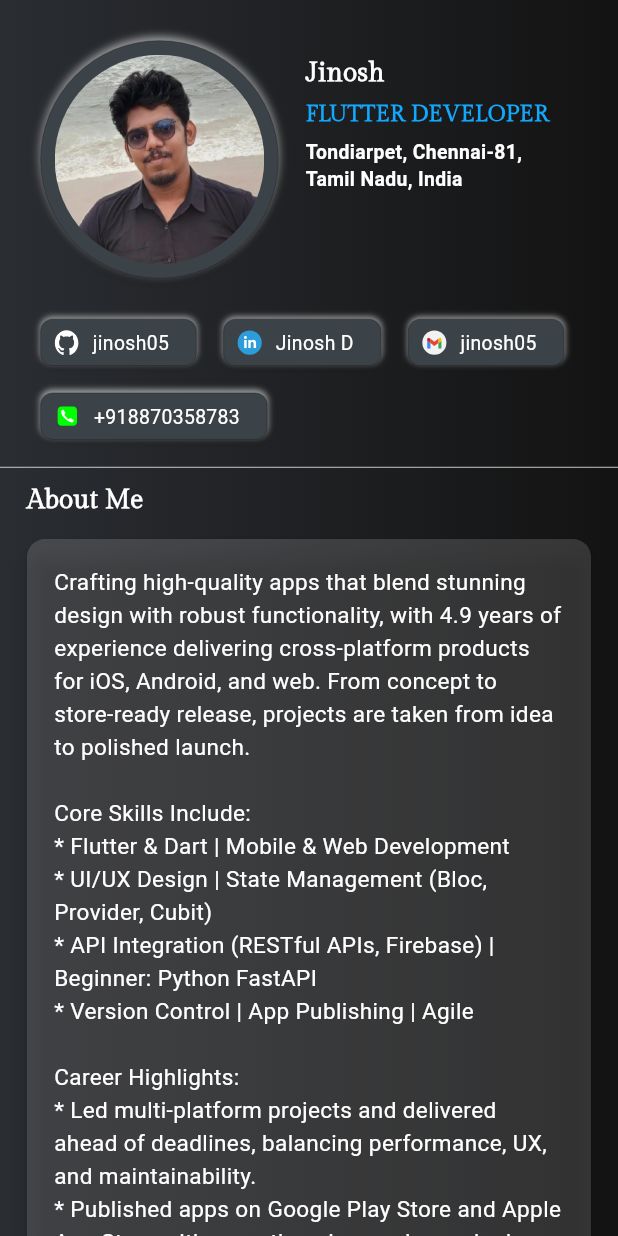
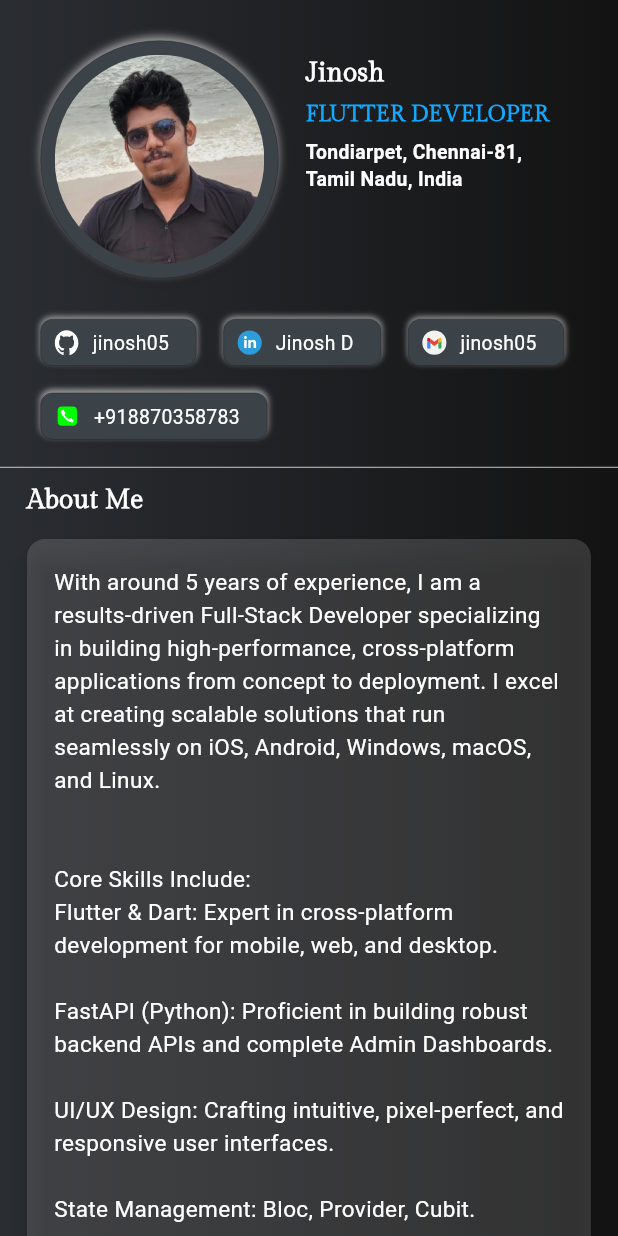
Before and after one commit to jinosh05/Neumorphic-CV, a Flutter app: the screen it shows after launch, on a phone screen of 412 x 824 dp. Run offline on Flutter 3.47's test engine with Material 3 defaults, Android fonts, the phone set to English and light mode, and no system bars; drawn by our look-alikes of flutter_neumorphic; our stand-ins replace flutter_svg, url_strategy.

Commit message:
Env updated and Skolara project added

```diff
--- a/lib/constants/assets.dart
+++ b/lib/constants/assets.dart
@@ -56,6 +56,8 @@ class Assets {
   static const String au = "${_iconBase}au.png";
 
   static const String develup = "${_iconBase}develup.jpeg";
+
+  static const String skolara = "${_iconBase}skolara.png";
 }
 
 
--- a/lib/env.dart
+++ b/lib/env.dart
@@ -37,18 +37,30 @@ Tamil Nadu, India
   static const String gmailId = "jinosh05";
 
   static const String aboutMe = """
-Crafting high-quality apps that blend stunning design with robust functionality, with 4.9 years of experience delivering cross‑platform products for iOS, Android, and web. From concept to store‑ready release, projects are taken from idea to polished launch.
+With around 5 years of experience, I am a results-driven Full-Stack Developer specializing in building high-performance, cross-platform applications from concept to deployment. I excel at creating scalable solutions that run seamlessly on iOS, Android, Windows, macOS, and Linux.
+
 
 Core Skills Include:
-* Flutter & Dart | Mobile & Web Development
-* UI/UX Design | State Management (Bloc, Provider, Cubit)
-* API Integration (RESTful APIs, Firebase) | Beginner: Python FastAPI
-* Version Control | App Publishing | Agile
+Flutter & Dart: Expert in cross-platform development for mobile, web, and desktop.
 
-Career Highlights:
-* Led multi-platform projects and delivered ahead of deadlines, balancing performance, UX, and maintainability.
-* Published apps on Google Play Store and Apple App Store with smooth review cycles and release management.
-* Integrated RESTful APIs, Firebase services, and recently began building backend endpoints with FastAPI to enhance user experiences.
+FastAPI (Python): Proficient in building robust backend APIs and complete Admin Dashboards.
+
+UI/UX Design: Crafting intuitive, pixel-perfect, and responsive user interfaces.
+
+State Management: Bloc, Provider, Cubit.
+
+Multilingual Applications: Proven experience developing apps supporting a global user base.
+
+End-to-End Publishing: Successfully deploying apps on the Apple App Store, Google Play Store, and desktop marketplaces.
+
+
+
+🚀 Career Highlights:
+Lead Developer of Al Quran Multilingual: Architected, built, and deployed a comprehensive, multilingual Quran application across five platforms (iOS, Android, Windows, macOS, and Linux).
+
+Full-Stack FastAPI Implementation: Engineered a complete backend system from scratch, including RESTful APIs and a feature-rich administrative dashboard.
+
+Proven Product Delivery: A consistent track record of transforming complex ideas into polished, store-ready products used by a diverse audience.
 """;
 
   static const List<Map> skills = [
@@ -170,6 +182,9 @@ Career Highlights:
     "English",
     "Hindi",
     "Kannada",
+    "Malayalam",
+    "Telugu",
+    "Urdu",
   ];
 
   static const List<Map> appsInfo = [
@@ -301,6 +316,22 @@ Career Highlights:
         },
       ],
     },
+    {
+      'img': Assets.skolara,
+      'name': "Skolara",
+      'links': [
+        {
+          'icon': Assets.appstore,
+          'url':
+              'https://apps.apple.com/in/app/skolara-where-dream-matters/id6753106951',
+        },
+        {
+          'icon': Assets.playstore,
+          'url':
+              'https://play.google.com/store/apps/details?id=com.skolara.app',
+        },
+      ],
+    },
   ];
 
   static const List<String> technicalSkill = [
@@ -330,5 +361,3 @@ Career Highlights:
     },
   ];
 }
-
-// static const String a=
```
Also changed, not shown: assets/icons/quran.png, assets/icons/skolara.png (added), pubspec.lock.
